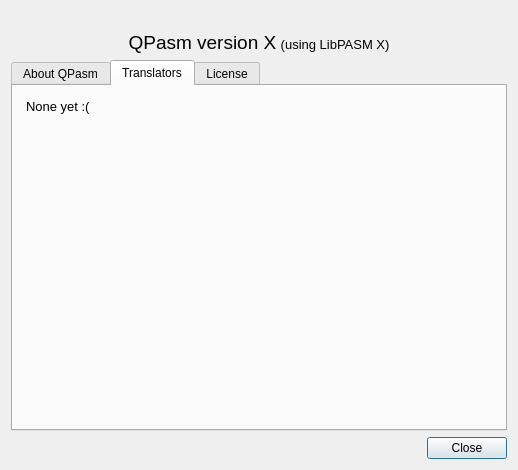
The window that src/aboutdialog.ui (synio-wesley/qpasm) describes before a commit, drawn with Qt 5.
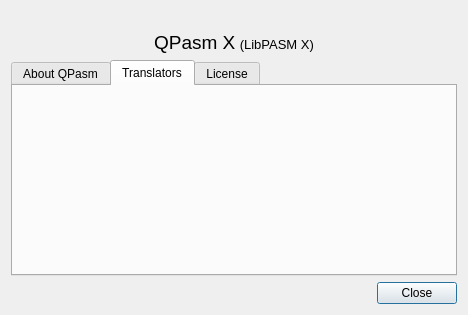
The same window after the commit. The open tabs and pages were chosen to show the change. Icons and pictures are not drawn.

Commit message: - mainwindow can now correctly retranslate itself - added Dutch translation by cumulus007 and added translators tab

What changed in the file:
```diff
--- a/src/aboutdialog.ui
+++ b/src/aboutdialog.ui
@@ -6,8 +6,8 @@
    <rect>
     <x>0</x>
     <y>0</y>
-    <width>518</width>
-    <height>470</height>
+    <width>468</width>
+    <height>315</height>
    </rect>
   </property>
   <property name="windowTitle">
@@ -41,7 +41,7 @@
 &lt;html&gt;&lt;head&gt;&lt;meta name=&quot;qrichtext&quot; content=&quot;1&quot; /&gt;&lt;style type=&quot;text/css&quot;&gt;
 p, li { white-space: pre-wrap; }
 &lt;/style&gt;&lt;/head&gt;&lt;body style=&quot; font-family:'Sans'; font-size:10pt; font-weight:400; font-style:normal;&quot;&gt;
-&lt;p style=&quot; margin-top:0px; margin-bottom:0px; margin-left:0px; margin-right:0px; -qt-block-indent:0; text-indent:0px;&quot;&gt;&lt;span style=&quot; font-size:14pt;&quot;&gt;QPasm version X&lt;/span&gt;&lt;span style=&quot; font-size:12pt;&quot;&gt; &lt;/span&gt;(using LibPASM X)&lt;/p&gt;&lt;/body&gt;&lt;/html&gt;</string>
+&lt;p style=&quot; margin-top:0px; margin-bottom:0px; margin-left:0px; margin-right:0px; -qt-block-indent:0; text-indent:0px;&quot;&gt;&lt;span style=&quot; font-size:14pt;&quot;&gt;QPasm X&lt;/span&gt;&lt;span style=&quot; font-size:12pt;&quot;&gt; &lt;/span&gt;(LibPASM X)&lt;/p&gt;&lt;/body&gt;&lt;/html&gt;</string>
      </property>
      <property name="alignment">
       <set>Qt::AlignCenter</set>
@@ -95,18 +95,11 @@
       </attribute>
       <layout class="QVBoxLayout" name="verticalLayout_4">
        <item>
-        <widget class="QTextEdit" name="translatorsText">
+        <widget class="QTextBrowser" name="translatorsText">
          <property name="styleSheet">
-          <string notr="true">QTextEdit {background: transparent;
+          <string notr="true">QTextBrowser {background: transparent;
 border: none;}</string>
          </property>
-         <property name="html">
-          <string notr="true">&lt;!DOCTYPE HTML PUBLIC &quot;-//W3C//DTD HTML 4.0//EN&quot; &quot;http://www.w3.org/TR/REC-html40/strict.dtd&quot;&gt;
-&lt;html&gt;&lt;head&gt;&lt;meta name=&quot;qrichtext&quot; content=&quot;1&quot; /&gt;&lt;style type=&quot;text/css&quot;&gt;
-p, li { white-space: pre-wrap; }
-&lt;/style&gt;&lt;/head&gt;&lt;body style=&quot; font-family:'Sans'; font-size:10pt; font-weight:400; font-style:normal;&quot;&gt;
-&lt;p style=&quot; margin-top:0px; margin-bottom:0px; margin-left:0px; margin-right:0px; -qt-block-indent:0; text-indent:0px;&quot;&gt;None yet :(&lt;/p&gt;&lt;/body&gt;&lt;/html&gt;</string>
-         </property>
         </widget>
        </item>
       </layout>
```
The commit also changes 7 other files.
